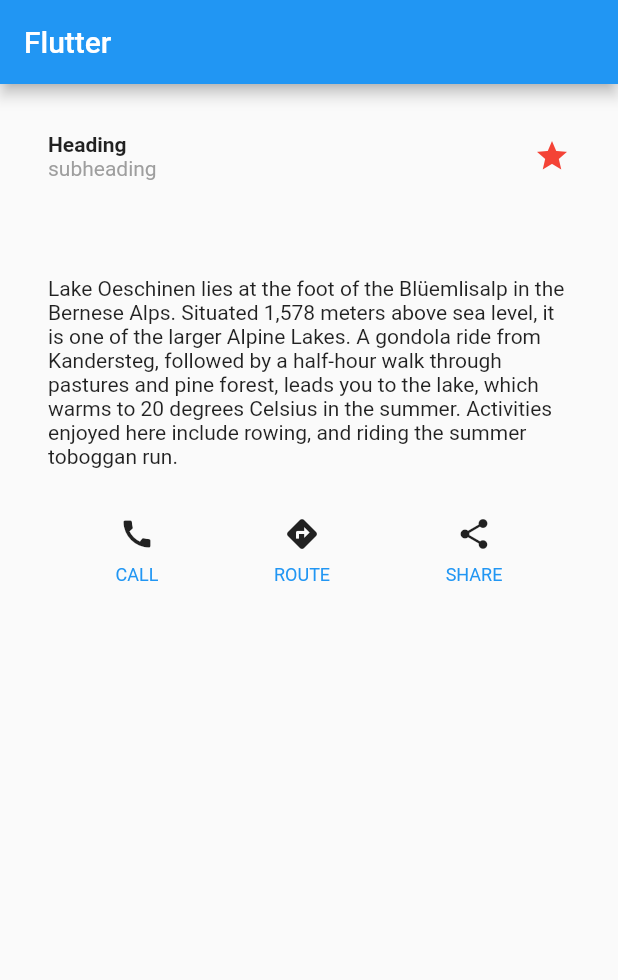
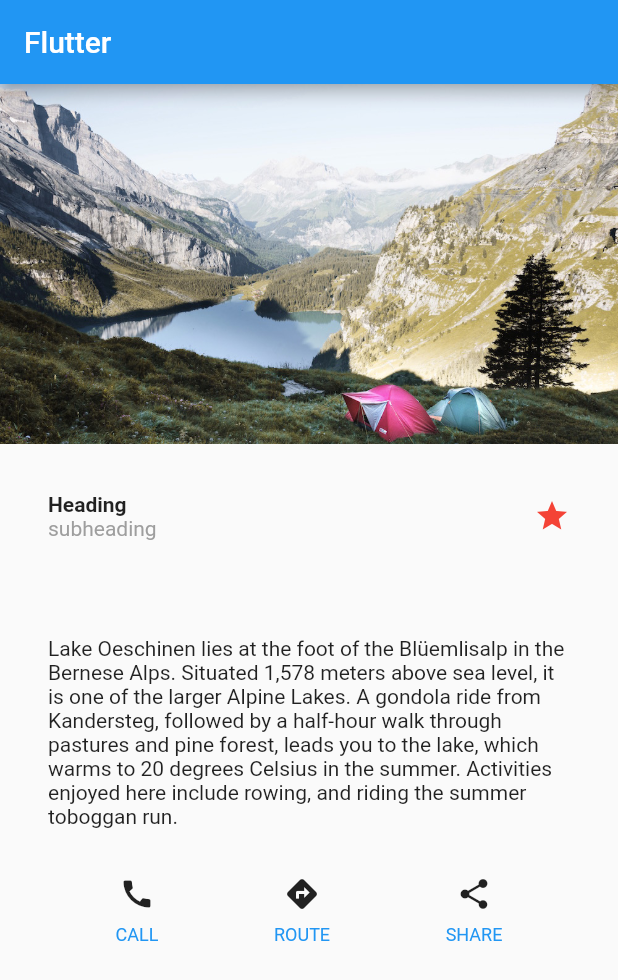
Before and after one commit to HelenGuov/Flutter, a Flutter app: the screen it shows after launch, on a phone screen of 412 x 824 dp. Shown: the top 980 px of the screen. Run offline on Flutter 3.47's test engine with Material 2 defaults, Android fonts, the phone set to English and light mode, and no system bars.

```diff
--- a/lib/main.dart
+++ b/lib/main.dart
@@ -58,17 +58,22 @@ class MyApp extends StatelessWidget {
       ),
     );
 
+    Image lake = new Image.asset(
+        'images/lake.jpg',
+      height: 240.0,
+      fit: BoxFit.cover
+    );
+
     return new MaterialApp(
         title: 'Flutter App',
         home: new Scaffold(
             appBar: new AppBar(title: new Text("Flutter ")),
             body: new ListView(children: [
+              lake,
               titleSection,
               textSection,
               buttonSection,
             ]))
     );
-
-
   }
 }
--- a/pubspec.yaml
+++ b/pubspec.yaml
@@ -22,7 +22,8 @@ flutter:
   uses-material-design: true
 
   # To add assets to your application, add an assets section, like this:
-  # assets:
+  assets:
+      - images/lake.jpg
   #  - images/a_dot_burr.jpeg
   #  - images/a_dot_ham.jpeg
 
```
